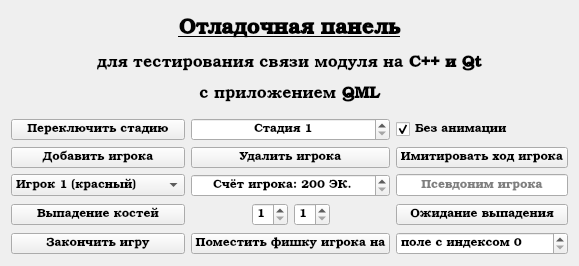
Old version of the form userinterface/subinterfaces/gamemanagerwindow.ui in the repository AlekseyLapunov/Client-Monopoly.
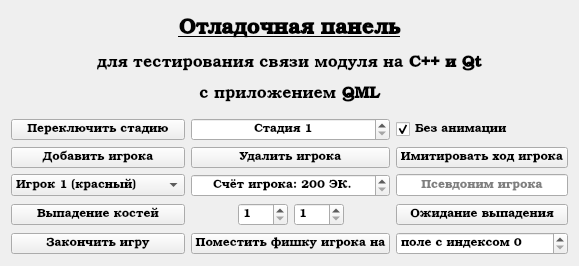
New version of the form.

What changed in the file:
```diff
--- a/userinterface/subinterfaces/gamemanagerwindow.ui
+++ b/userinterface/subinterfaces/gamemanagerwindow.ui
@@ -154,6 +154,24 @@
        </item>
        <item>
         <widget class="QSpinBox" name="sbLeftDiceValue">
+         <property name="sizePolicy">
+          <sizepolicy hsizetype="Fixed" vsizetype="Fixed">
+           <horstretch>0</horstretch>
+           <verstretch>0</verstretch>
+          </sizepolicy>
+         </property>
+         <property name="minimumSize">
+          <size>
+           <width>50</width>
+           <height>0</height>
+          </size>
+         </property>
+         <property name="maximumSize">
+          <size>
+           <width>50</width>
+           <height>16777215</height>
+          </size>
+         </property>
          <property name="minimum">
           <number>1</number>
          </property>
@@ -164,6 +182,18 @@
        </item>
        <item>
         <widget class="QSpinBox" name="sbRightDiceValue">
+         <property name="minimumSize">
+          <size>
+           <width>50</width>
+           <height>0</height>
+          </size>
+         </property>
+         <property name="maximumSize">
+          <size>
+           <width>50</width>
+           <height>16777215</height>
+          </size>
+         </property>
          <property name="minimum">
           <number>1</number>
          </property>
```
